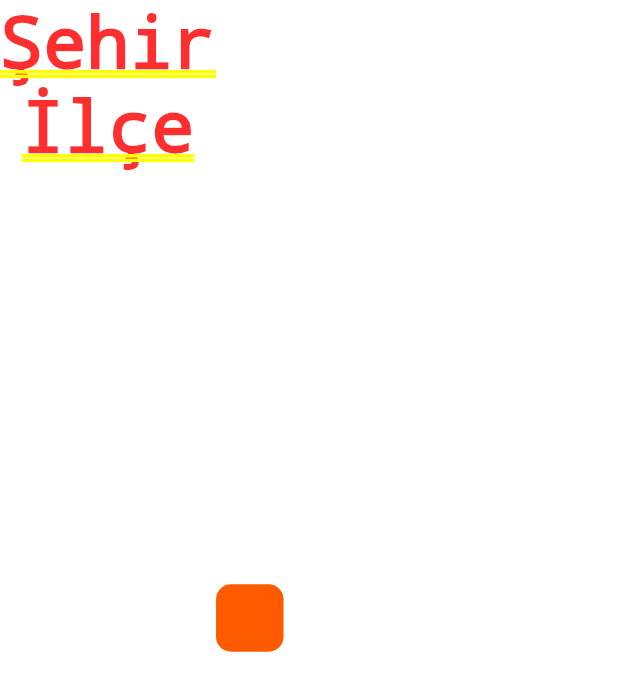
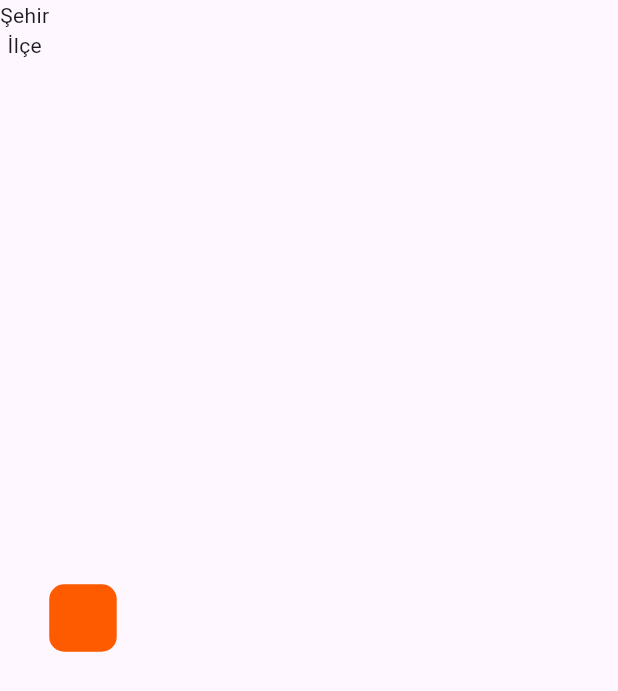
Before and after one commit to simgemede/PizzaApp, a Flutter app: the screen it shows after launch, on a phone screen of 412 x 824 dp. Shown: the top 691 px of the screen. Run offline on Flutter 3.47's test engine with Material 3 defaults, Android fonts, the phone set to English and light mode, and no system bars.

Commit message:
.
Conteinerımı Scaffold içine aldım.

```diff
--- a/pizza_app/lib/constants/colors.dart
+++ b/pizza_app/lib/constants/colors.dart
@@ -2,7 +2,7 @@ import 'package:flutter/material.dart';
 
 class AppColors {
   static const Color turuncu1 = Color(0xFFF36F21);
-  static const Color turuncu2 = Color.fromARGB(255, 254, 91, 0);
+  static const Color turuncu2 = Color(0xFFFE5B00);
   static const Color beyazimsigri = Color(0xFFF8F8F8);
   static const Color siyah = Color(0xFF151515);
   static const Color beyaz = Color(0xFFFFFFFF);
--- a/pizza_app/lib/home/mainFoodPage.dart
+++ b/pizza_app/lib/home/mainFoodPage.dart
@@ -10,7 +10,8 @@ class Mainfoodpage extends StatefulWidget {
 class _MainfoodpageState extends State<Mainfoodpage> {
   @override
   Widget build(BuildContext context) {
-    return Container(
+    return Scaffold(
+      body: Container(
         child: Container(
           child: Row(
             children: [
@@ -27,6 +28,7 @@ class _MainfoodpageState extends State<Mainfoodpage> {
             ],
           ),
         ),
+      ),
     );
   }
 }
--- a/pizza_app/lib/main.dart
+++ b/pizza_app/lib/main.dart
@@ -8,27 +8,12 @@ void main() {
 class MyApp extends StatelessWidget {
   const MyApp({super.key});
 
-  // This widget is the root of your application.
   @override
   Widget build(BuildContext context) {
     return MaterialApp(
+      debugShowCheckedModeBanner: false, //DEBUG etiketini kaldirmak icin
       title: 'Flutter Demo',
       theme: ThemeData(
-        // This is the theme of your application.
-        //
-        // TRY THIS: Try running your application with "flutter run". You'll see
-        // the application has a purple toolbar. Then, without quitting the app,
-        // try changing the seedColor in the colorScheme below to Colors.green
-        // and then invoke "hot reload" (save your changes or press the "hot
-        // reload" button in a Flutter-supported IDE, or press "r" if you used
-        // the command line to start the app).
-        //
-        // Notice that the counter didn't reset back to zero; the application
-        // state is not lost during the reload. To reset the state, use hot
-        // restart instead.
-        //
-        // This works for code too, not just values: Most code changes can be
-        // tested with just a hot reload.
         colorScheme: ColorScheme.fromSeed(seedColor: Colors.deepPurple),
         useMaterial3: true,
       ),
@@ -39,15 +24,6 @@ class MyApp extends StatelessWidget {
 
 class MyHomePage extends StatefulWidget {
   const MyHomePage({super.key, required this.title});
-
-  // This widget is the home page of your application. It is stateful, meaning
-  // that it has a State object (defined below) that contains fields that affect
-  // how it looks.
-
-  // This class is the configuration for the state. It holds the values (in this
-  // case the title) provided by the parent (in this case the App widget) and
-  // used by the build method of the State. Fields in a Widget subclass are
-  // always marked "final".
 
   final String title;
 
@@ -60,50 +36,19 @@ class _MyHomePageState extends State<MyHomePage> {
 
   void _incrementCounter() {
     setState(() {
-      // This call to setState tells the Flutter framework that something has
-      // changed in this State, which causes it to rerun the build method below
-      // so that the display can reflect the updated values. If we changed
-      // _counter without calling setState(), then the build method would not be
-      // called again, and so nothing would appear to happen.
       _counter++;
     });
   }
 
   @override
   Widget build(BuildContext context) {
-    // This method is rerun every time setState is called, for instance as done
-    // by the _incrementCounter method above.
-    //
-    // The Flutter framework has been optimized to make rerunning build methods
-    // fast, so that you can just rebuild anything that needs updating rather
-    // than having to individually change instances of widgets.
     return Scaffold(
       appBar: AppBar(
-        // TRY THIS: Try changing the color here to a specific color (to
-        // Colors.amber, perhaps?) and trigger a hot reload to see the AppBar
-        // change color while the other colors stay the same.
         backgroundColor: Theme.of(context).colorScheme.inversePrimary,
-        // Here we take the value from the MyHomePage object that was created by
-        // the App.build method, and use it to set our appbar title.
         title: Text(widget.title),
       ),
       body: Center(
-        // Center is a layout widget. It takes a single child and positions it
-        // in the middle of the parent.
         child: Column(
-          // Column is also a layout widget. It takes a list of children and
-          // arranges them vertically. By default, it sizes itself to fit its
-          // children horizontally, and tries to be as tall as its parent.
-          //
-          // Column has various properties to control how it sizes itself and
-          // how it positions its children. Here we use mainAxisAlignment to
-          // center the children vertically; the main axis here is the vertical
-          // axis because Columns are vertical (the cross axis would be
-          // horizontal).
-          //
-          // TRY THIS: Invoke "debug painting" (choose the "Toggle Debug Paint"
-          // action in the IDE, or press "p" in the console), to see the
-          // wireframe for each widget.
           mainAxisAlignment: MainAxisAlignment.center,
           children: <Widget>[
             const Text(
@@ -120,7 +65,7 @@ class _MyHomePageState extends State<MyHomePage> {
         onPressed: _incrementCounter,
         tooltip: 'Increment',
         child: const Icon(Icons.add),
-      ), // This trailing comma makes auto-formatting nicer for build methods.
+      ),
     );
   }
 }
```
Lines whose indentation alone changed are shown as unchanged.
